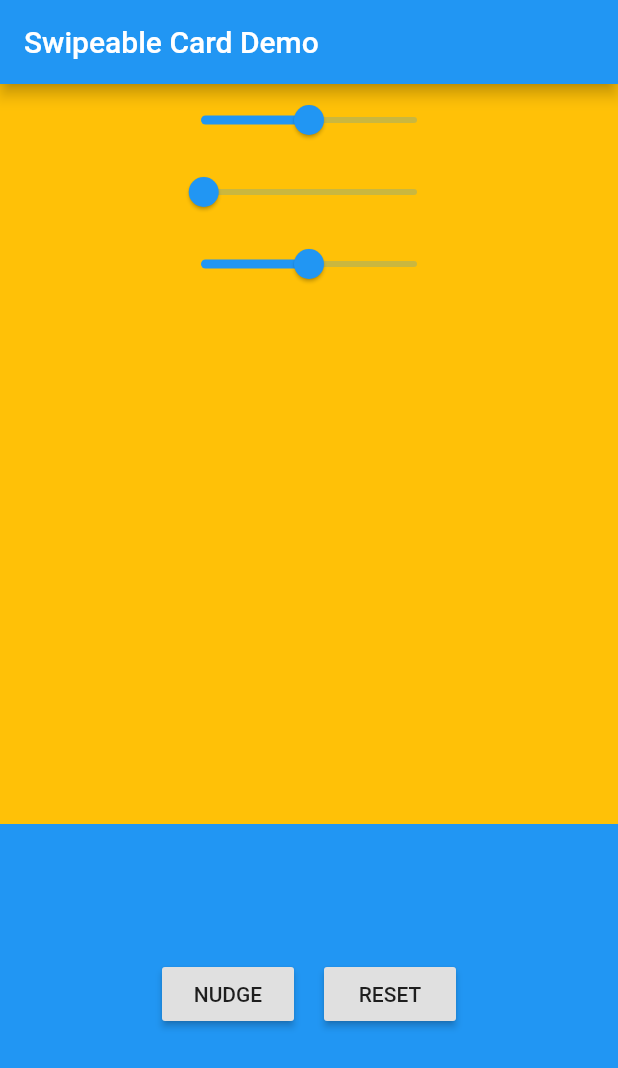
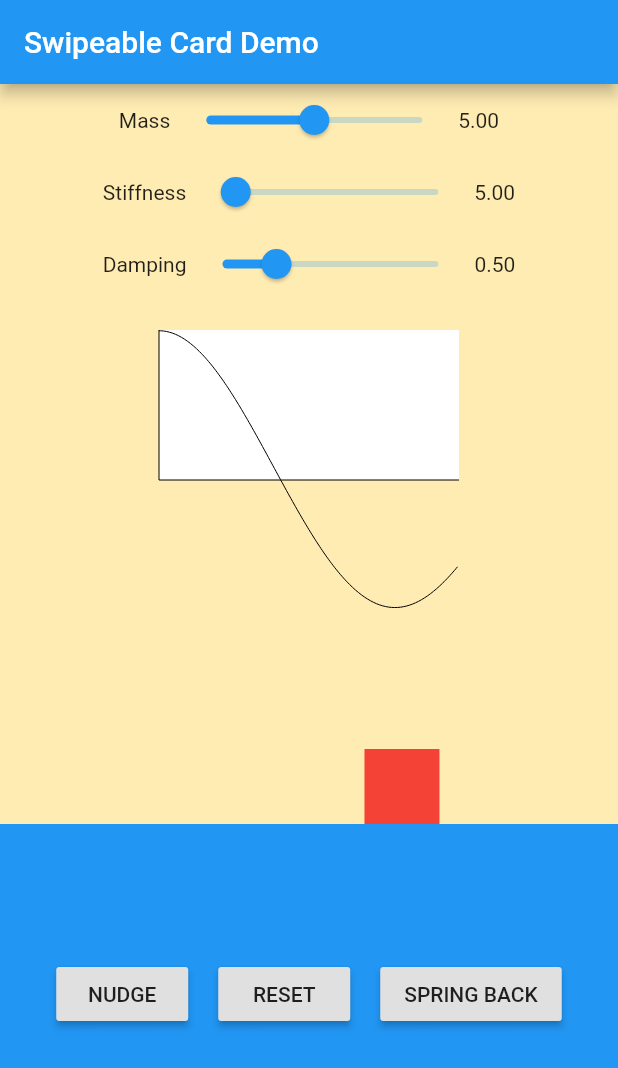
Before and after one commit to AlabasterAxe/card_swiping_example, a Flutter app: the screen it shows after launch, after a tap on "NUDGE", on a phone screen of 412 x 824 dp. Shown: the top 1068 px of the screen. Run offline on Flutter 3.47's test engine with Material 2 defaults, Android fonts, the phone set to English and light mode, and no system bars.

Commit message:
add spring simulation explorer

```diff
--- a/lib/main.dart
+++ b/lib/main.dart
@@ -36,7 +36,7 @@ class _MyHomePageState extends State<MyHomePage> {
       appBar: AppBar(
         title: Text(widget.title),
       ),
-      backgroundColor: Colors.amber,
+      backgroundColor: Colors.amber[100],
       body: SlidingBlockExample(),
     );
   }
--- a/lib/sliding-block-example.dart
+++ b/lib/sliding-block-example.dart
@@ -1,5 +1,7 @@
 import 'package:flutter/material.dart';
 import 'package:flutter/physics.dart';
+
+import 'spring-simulation-chart.dart';
 
 class SlidingBlockExample extends StatefulWidget {
   SlidingBlockExample({Key key}) : super(key: key);
@@ -11,26 +13,53 @@ class SlidingBlockExample extends StatefulWidget {
 class _SlidingBlockExampleState extends State<SlidingBlockExample>
     with TickerProviderStateMixin {
   AnimationController blockAnimationController;
-  double drag = 1;
-  double position = 1;
-  double velocity = 100;
+  double mass = 5;
+  double stiffness = 5;
+  double damping = 0.5;
+
+  SpringSimulation displayedSpringSimulation;
+  bool blockIsSpringing = false;
+  DateTime springingStartTime;
 
   @override
   void initState() {
     super.initState();
 
     blockAnimationController = AnimationController.unbounded(vsync: this);
+    _updateSpringSimulation();
   }
 
   void _nudgeBlock() {
-    FrictionSimulation nonMovingSimulation =
-        FrictionSimulation(drag, position, velocity);
-    blockAnimationController.animateWith(nonMovingSimulation);
+    FrictionSimulation nudgeSimulation = FrictionSimulation(
+        .2, blockAnimationController.value, 320,
+        tolerance: Tolerance(distance: .1, velocity: .1));
+    blockAnimationController.animateWith(nudgeSimulation);
+    blockIsSpringing = false;
+    print(nudgeSimulation.finalX);
   }
 
   void _resetBlock() {
-    FrictionSimulation nonMovingSimulation = FrictionSimulation(0, 0, 0);
+    FrictionSimulation nonMovingSimulation = FrictionSimulation(0, 0, 0,
+        tolerance: Tolerance(distance: .1, velocity: .1));
     blockAnimationController.animateWith(nonMovingSimulation);
+    blockIsSpringing = false;
+  }
+
+  void _springBack() {
+    SpringDescription spring =
+        SpringDescription(mass: mass, stiffness: stiffness, damping: damping);
+    SpringSimulation springBackSimulation = SpringSimulation(
+        spring, blockAnimationController.value, 0, 0,
+        tolerance: Tolerance(distance: .1, velocity: .1));
+    blockAnimationController.animateWith(springBackSimulation);
+    blockIsSpringing = true;
+    springingStartTime = DateTime.now();
+  }
+
+  void _updateSpringSimulation() {
+    SpringDescription spring =
+        SpringDescription(mass: mass, stiffness: stiffness, damping: damping);
+    displayedSpringSimulation = SpringSimulation(spring, 199, 0, 0);
   }
 
   Widget build(BuildContext context) {
@@ -42,33 +71,69 @@ class _SlidingBlockExampleState extends State<SlidingBlockExample>
             top: 0,
             child: Column(
               children: [
+                Row(
+                  children: [
+                    Text("Mass"),
+                    Slider(
+                        min: 0.0,
+                        max: 10,
+                        value: mass,
+                        onChanged: (val) {
+                          setState(() {
+                            mass = val;
+                            _updateSpringSimulation();
+                          });
+                        }),
+                    Text(mass.toStringAsFixed(2)),
+                  ],
+                ),
+                Row(
+                  children: [
+                    Text("Stiffness"),
+                    Slider(
+                        min: 0.0,
+                        max: 80,
+                        value: stiffness,
+                        onChanged: (val) {
+                          setState(() {
+                            stiffness = val;
+                            _updateSpringSimulation();
+                          });
+                        }),
+                    Text(stiffness.toStringAsFixed(2)),
+                  ],
+                ),
+                Row(
+                  children: [
+                    Text("Damping"),
                     Slider(
                         min: 0.0,
                         max: 2,
-                    value: drag,
+                        value: damping,
                         onChanged: (val) {
                           setState(() {
-                        drag = val;
+                            damping = val;
+                            _updateSpringSimulation();
                           });
                         }),
-                Slider(
-                    min: 0.0,
-                    max: 80,
-                    value: position,
-                    onChanged: (val) {
-                      setState(() {
-                        position = val;
-                      });
+                    Text(damping.toStringAsFixed(2)),
+                  ],
+                ),
+                SizedBox(height: 20),
+                AnimatedBuilder(
+                    animation: blockAnimationController,
+                    builder: (context, snapshot) {
+                      return Container(
+                          width: 200,
+                          height: 100,
+                          child: SpringSimulationChart(
+                            simulation: displayedSpringSimulation,
+                            isSpringing: blockIsSpringing,
+                            elapsedTime: blockAnimationController.isAnimating
+                                ? blockAnimationController.lastElapsedDuration
+                                : Duration(),
+                          ));
                     }),
-                Slider(
-                    min: 0.0,
-                    max: 200,
-                    value: velocity,
-                    onChanged: (val) {
-                      setState(() {
-                        velocity = val;
-                      });
-                    })
               ],
             )),
         Positioned(
@@ -97,6 +162,9 @@ class _SlidingBlockExampleState extends State<SlidingBlockExample>
                   RaisedButton(child: Text("NUDGE"), onPressed: _nudgeBlock),
                   SizedBox(width: 20),
                   RaisedButton(child: Text("RESET"), onPressed: _resetBlock),
+                  SizedBox(width: 20),
+                  RaisedButton(
+                      child: Text("SPRING BACK"), onPressed: _springBack),
                 ]),
               ],
             ))
--- /dev/null
+++ b/lib/spring-simulation-chart.dart
@@ -0,0 +1,83 @@
+import 'package:flutter/material.dart';
+import 'package:flutter/physics.dart';
+import 'package:flutter/widgets.dart';
+
+const DURATION_SECS = 4;
+const CHART_MAX = 200;
+
+class _SpringSimulationChartPainter extends CustomPainter {
+  final SpringSimulation simulation;
+  final Duration elapsedTime;
+  final bool isSpringing;
+
+  _SpringSimulationChartPainter(
+      {this.simulation, this.elapsedTime, this.isSpringing});
+
+  @override
+  void paint(Canvas canvas, Size size) {
+    Paint white = Paint()
+      ..color = Colors.white
+      ..style = PaintingStyle.fill;
+
+    Paint black = Paint()
+      ..color = Colors.black
+      ..style = PaintingStyle.stroke;
+
+    Paint red = Paint()
+      ..color = Colors.red
+      ..style = PaintingStyle.stroke;
+
+    canvas.drawRect(Rect.fromLTWH(0, 0, size.width, size.height), white);
+
+    canvas.drawLine(Offset(0, 0), Offset(0, size.height), black);
+    canvas.drawLine(
+        Offset(0, size.height), Offset(size.width, size.height), black);
+
+    Path springLine = Path()
+      ..moveTo(0, size.height - (simulation.x(0) / CHART_MAX) * size.height);
+
+    double pixelTimeStep = DURATION_SECS / size.width;
+    double simulatedElapsedTime = pixelTimeStep;
+    for (int i = 1; i < size.width.round(); i++) {
+      springLine.lineTo(
+          i.toDouble(),
+          size.height -
+              (simulation.x(simulatedElapsedTime) / CHART_MAX) * size.height);
+      simulatedElapsedTime += pixelTimeStep;
+    }
+
+    canvas.drawPath(springLine, black);
+    if (isSpringing && elapsedTime.inMilliseconds / 1000 < DURATION_SECS) {
+      double elapsedTimePixel =
+          elapsedTime.inMilliseconds / 1000 / DURATION_SECS * size.width;
+      canvas.drawLine(Offset(elapsedTimePixel, 0),
+          Offset(elapsedTimePixel, size.height), red);
+    }
+  }
+
+  @override
+  bool shouldRepaint(_SpringSimulationChartPainter oldDelegate) {
+    return elapsedTime != oldDelegate.elapsedTime &&
+            (oldDelegate.elapsedTime.inMilliseconds / 1000 < DURATION_SECS ||
+                elapsedTime.inMilliseconds / 1000 < DURATION_SECS) ||
+        simulation != oldDelegate.simulation;
+  }
+}
+
+class SpringSimulationChart extends StatelessWidget {
+  final SpringSimulation simulation;
+  final Duration elapsedTime;
+  final bool isSpringing;
+  const SpringSimulationChart(
+      {Key key, this.simulation, this.elapsedTime, this.isSpringing})
+      : super(key: key);
+
+  @override
+  Widget build(BuildContext context) {
+    return CustomPaint(
+        painter: _SpringSimulationChartPainter(
+            simulation: simulation,
+            elapsedTime: elapsedTime,
+            isSpringing: isSpringing));
+  }
+}
```
Lines whose indentation alone changed are shown as unchanged.
